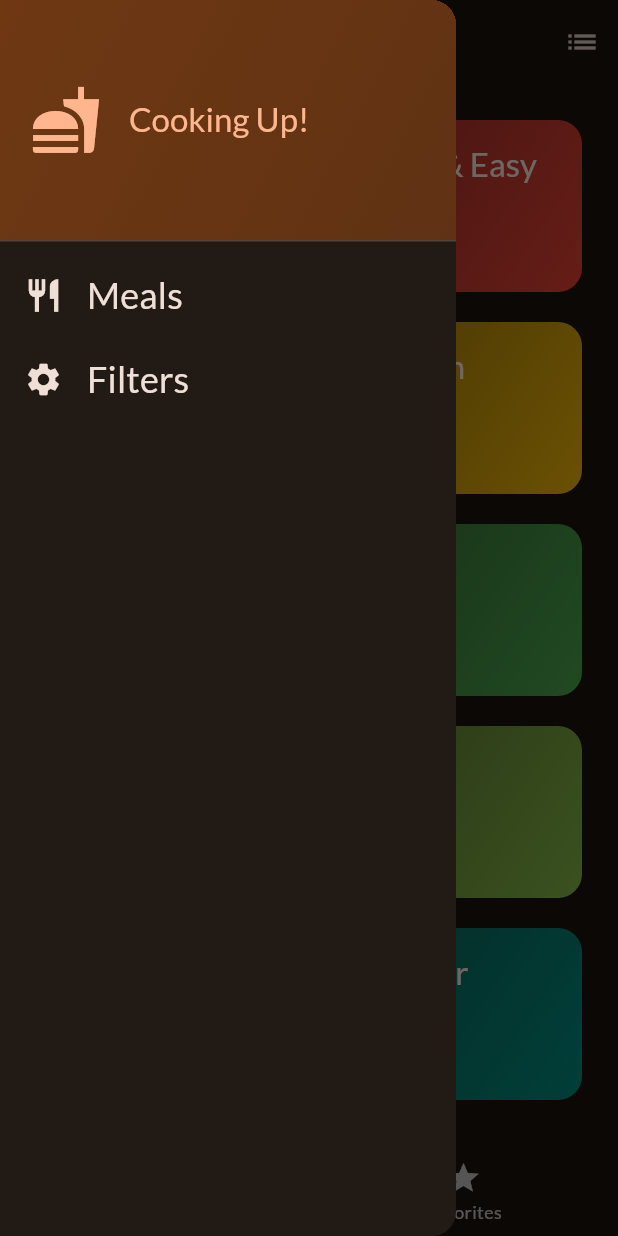
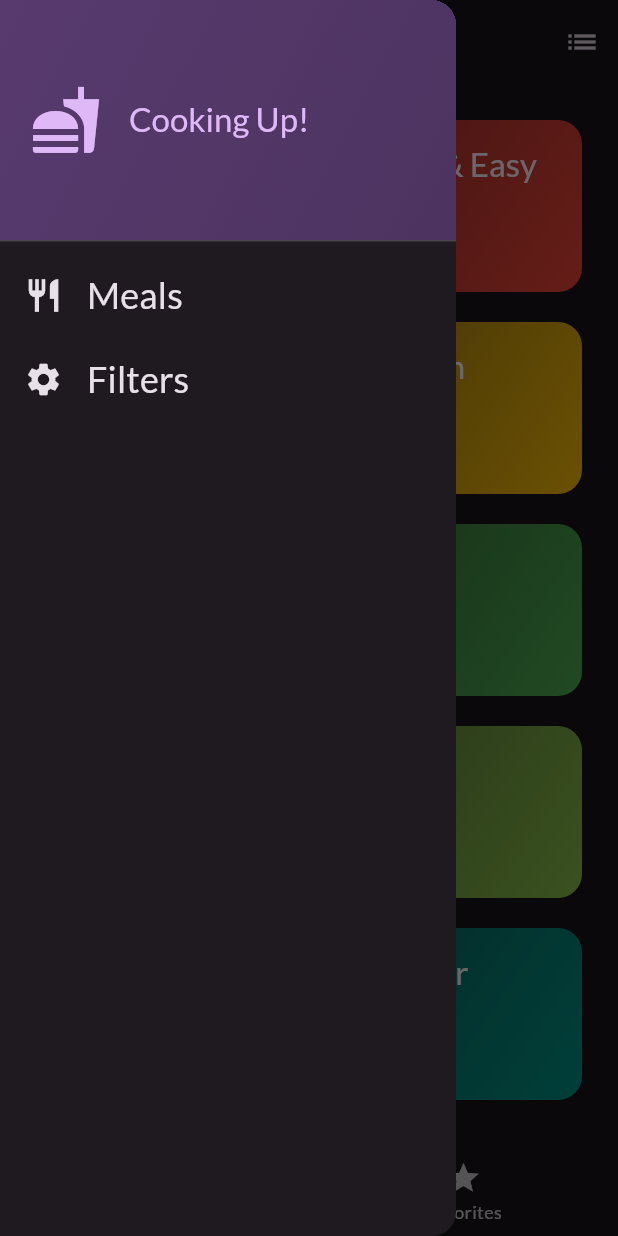
Before and after one commit to AbsolutelyHaakon/MealsApp, a Flutter app: the screen it shows after launch, with the side drawer open, on a phone screen of 412 x 824 dp. Run offline on Flutter 3.47's test engine with Material 3 defaults, Android fonts, the phone set to English and light mode, and no system bars; our stand-ins replace flutter_riverpod, google_fonts, transparent_image.

Commit message:
Refactored main.dart

```diff
--- a/lib/main.dart
+++ b/lib/main.dart
@@ -1,24 +1,26 @@
 import 'package:flutter/material.dart';
 import 'package:google_fonts/google_fonts.dart';
 import 'package:flutter_riverpod/flutter_riverpod.dart';
-
 import 'package:meals_app/pages/tabs.dart';
-
-// Define the theme for the application.
-final theme = ThemeData(
-  useMaterial3: true, // Enable Material 3 design.
-  colorScheme: ColorScheme.fromSeed(
-    brightness: Brightness.dark, // Use a dark theme.
-    seedColor: const Color.fromARGB(255, 131, 57, 0), // Seed color for the color scheme.
-  ),
-  textTheme: GoogleFonts.latoTextTheme(), // Use Lato font for text.
-);
 
 void main() {
   runApp(
     const ProviderScope(
-      child: App(), // Root widget of the application.
+      child: App(),
     ),
+  );
+}
+
+// Define the theme for the application.
+// Used on evey screen.
+ThemeData buildTheme() {
+  return ThemeData(
+    useMaterial3: true,
+    colorScheme: ColorScheme.fromSeed(
+      brightness: Brightness.dark,
+      seedColor: const Color.fromARGB(255, 174, 92, 239),
+    ),
+    textTheme: GoogleFonts.latoTextTheme(),
   );
 }
 
@@ -29,9 +31,9 @@ class App extends StatelessWidget {
   @override
   Widget build(BuildContext context) {
     return MaterialApp(
-      theme: theme, // Apply the defined theme.
-      home: const TabsScreen(), // Set the home screen to TabsScreen.
-      debugShowCheckedModeBanner: false, // Disable the debug banner.
+      theme: buildTheme(),
+      home: const TabsScreen(),
+      debugShowCheckedModeBanner: false,
     );
   }
 }
```
